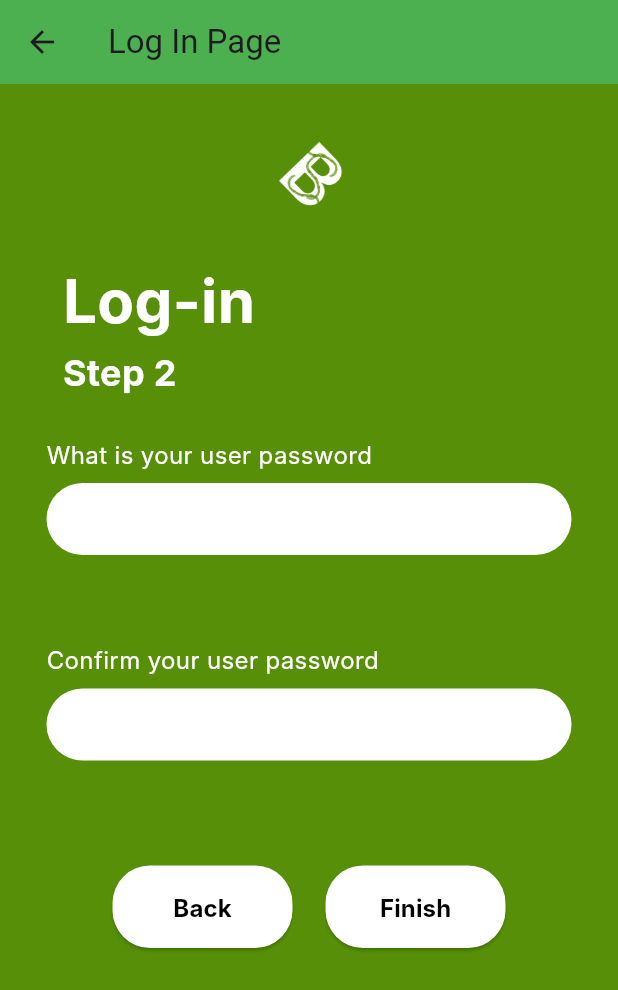
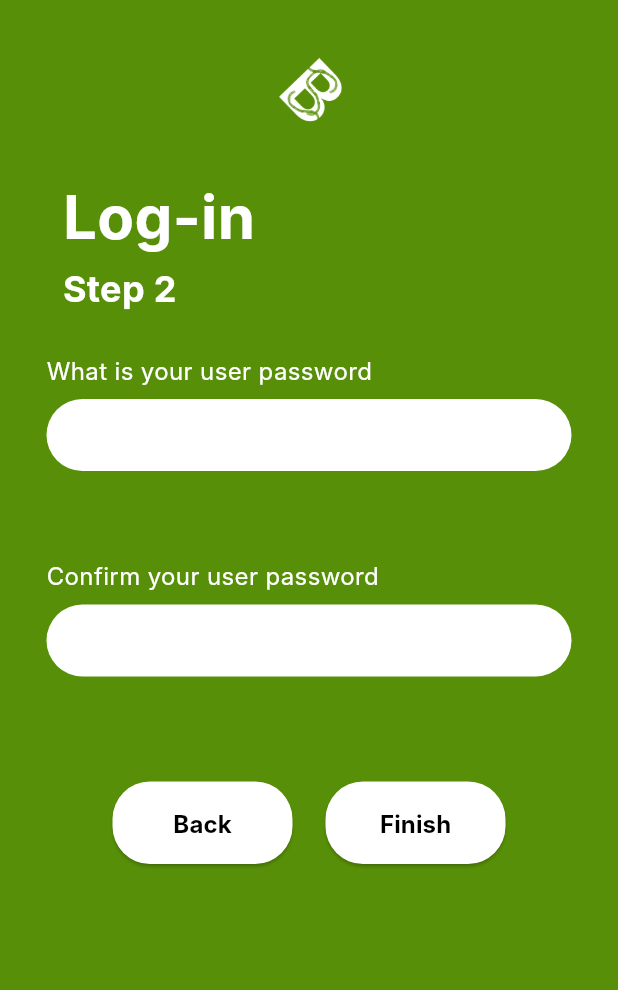
Before and after one commit to keanedalisay/cc206_benta, a Flutter app: the screen it shows after launch, after a tap on "Next", on a phone screen of 412 x 824 dp. Shown: the top 990 px of the screen. Run offline on Flutter 3.47's test engine with Material 3 defaults, Android fonts, the phone set to English and light mode, and no system bars; Roboto replaces fonts that are missing (Inter).

Commit message:
Cut app bar on log-in views

```diff
--- a/lib/features/login_page1.dart
+++ b/lib/features/login_page1.dart
@@ -7,10 +7,6 @@ class LogInPage1 extends StatelessWidget {
   @override
   Widget build(BuildContext context) {
     return Scaffold(
-      appBar: AppBar(
-        title: const Text('Log In Page'),
-        backgroundColor: Colors.green,
-      ),
       body: Container(
         width: double.infinity,
         height: double.infinity,
--- a/lib/features/login_page2.dart
+++ b/lib/features/login_page2.dart
@@ -23,10 +23,6 @@ class _LogInPage2State extends State<LogInPage2> {
   @override
   Widget build(BuildContext context) {
     return Scaffold(
-      appBar: AppBar(
-        title: const Text('Log In Page'),
-        backgroundColor: Colors.green,
-      ),
       body: Container(
         width: double.infinity,
         height: double.infinity,
```
